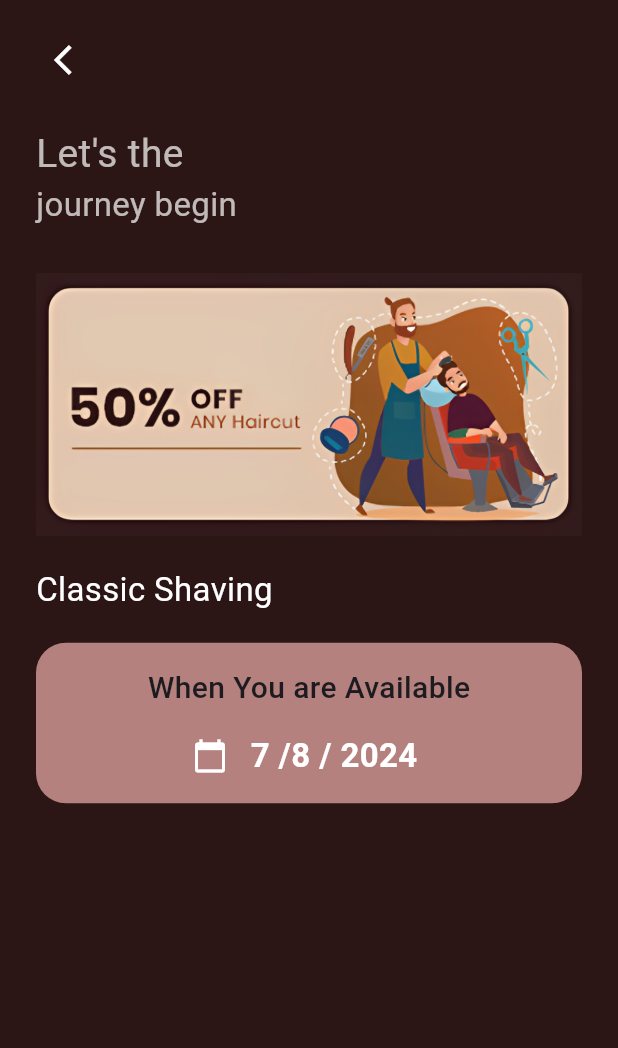
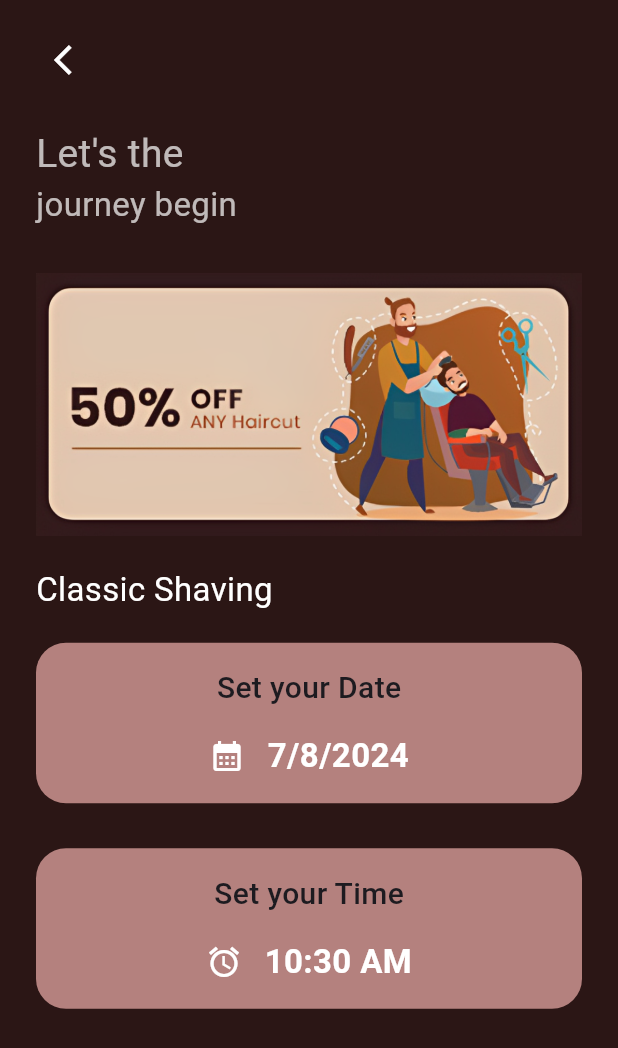
Before and after one commit to As-tra/barber_app, a Flutter app: the BookingView screen opened directly with sample values from the repository, on a phone screen of 412 x 824 dp. Shown: the top 1048 px of the screen. Run offline on Flutter 3.47's test engine with Material 3 defaults, Android fonts, the phone set to English and light mode, and no system bars; our stand-ins replace device_preview, go_router; missing offline and left inert: bottom_picker.

Commit message:
create custom date time picker & model

```diff
--- /dev/null
+++ b/lib/models/date_picker_model.dart
@@ -0,0 +1,13 @@
+import 'package:flutter/material.dart';
+
+class DatePickerModel {
+  final String title, text;
+  final IconData iconData;
+  final VoidCallback ontap;
+
+  DatePickerModel(
+      {required this.title,
+      required this.text,
+      required this.iconData,
+      required this.ontap});
+}
--- a/lib/views/widgets/booking_view_body.dart
+++ b/lib/views/widgets/booking_view_body.dart
@@ -1,7 +1,7 @@
 import 'package:barber_app/models/service_model.dart';
 import 'package:barber_app/utils/assets.dart';
 import 'package:barber_app/views/widgets/booking_view_app_bar.dart';
-import 'package:barber_app/views/widgets/date_shudler.dart';
+import 'package:barber_app/views/widgets/date_sheduler_group.dart';
 import 'package:flutter/material.dart';
 
 class BookingViewBody extends StatelessWidget {
@@ -42,7 +42,7 @@ class BookingViewBody extends StatelessWidget {
             ),
           ),
           const SizedBox(height: 20),
-          const  DateShudler(),
+          const DateShedulerGroup(),
         ],
       ),
     );
--- /dev/null
+++ b/lib/views/widgets/custom_date_time_picker.dart
@@ -0,0 +1,37 @@
+import 'package:flutter/material.dart';
+
+class CustomDateTimePicker extends StatelessWidget {
+  const CustomDateTimePicker(
+      {super.key,
+      required this.ontap,
+      required this.text,
+      required this.iconData});
+  final VoidCallback ontap;
+  final String text;
+  final IconData iconData;
+
+  @override
+  Widget build(BuildContext context) {
+    return GestureDetector(
+      onTap: ontap,
+      child: Row(
+        mainAxisAlignment: MainAxisAlignment.center,
+        children: [
+          Icon(
+            iconData,
+            color: Colors.white,
+          ),
+          const SizedBox(width: 15),
+          Text(
+            text,
+            style: const TextStyle(
+              fontSize: 22,
+              fontWeight: FontWeight.bold,
+              color: Colors.white,
+            ),
+          ),
+        ],
+      ),
+    );
+  }
+}
--- /dev/null
+++ b/lib/views/widgets/date_sheduler_group.dart
@@ -0,0 +1,80 @@
+import 'package:barber_app/constants.dart';
+import 'package:barber_app/models/date_picker_model.dart';
+import 'package:barber_app/views/widgets/date_shudler.dart';
+import 'package:bottom_picker/bottom_picker.dart';
+import 'package:flutter/material.dart';
+
+class DateShedulerGroup extends StatefulWidget {
+  const DateShedulerGroup({super.key});
+
+  @override
+  State<DateShedulerGroup> createState() => _DateShedulerGroupState();
+}
+
+class _DateShedulerGroupState extends State<DateShedulerGroup> {
+  Future<void> _selectDate() async {
+    BottomPicker.date(
+      pickerTitle: const Text(
+        'Set a date',
+        style: TextStyle(
+          fontWeight: FontWeight.bold,
+          fontSize: 15,
+          color: Colors.black,
+        ),
+      ),
+      onSubmit: (date) {
+        _currentDate = date;
+        setState(() {});
+      },
+      minDateTime: DateTime.now(),
+      maxDateTime: DateTime(2025),
+      initialDateTime: DateTime.now(),
+      buttonSingleColor: kSecondary,
+    ).show(context);
+  }
+
+  Future<void> _selectTime() async {
+    BottomPicker.time(
+      initialTime: Time.now(),
+      pickerTitle: const Text(
+        'Set a time',
+        style: TextStyle(
+          fontWeight: FontWeight.bold,
+          fontSize: 15,
+          color: Colors.black,
+        ),
+      ),
+      onSubmit: (time) {
+        _currentTime = TimeOfDay.fromDateTime(time);
+        setState(() {});
+      },
+      buttonSingleColor: kSecondary,
+    ).show(context);
+  }
+
+  DateTime _currentDate = DateTime.now();
+  TimeOfDay _currentTime = TimeOfDay.now();
+  @override
+  Widget build(BuildContext context) {
+    return Column(
+      children: [
+        DateShudler(
+          item: DatePickerModel(
+              title: 'Set your Date',
+              text:
+                  '${_currentDate.day}/${_currentDate.month}/${_currentDate.year}',
+              iconData: Icons.calendar_month,
+              ontap: _selectDate),
+        ),
+        const SizedBox(height: 30),
+        DateShudler(
+          item: DatePickerModel(
+              title: 'Set your Time',
+              text: _currentTime.format(context),
+              iconData: Icons.alarm,
+              ontap: _selectTime),
+        ),
+      ],
+    );
+  }
+}
--- a/lib/views/widgets/date_shudler.dart
+++ b/lib/views/widgets/date_shudler.dart
@@ -1,48 +1,11 @@
-import 'dart:async';
-
 import 'package:barber_app/constants.dart';
-import 'package:bottom_picker/bottom_picker.dart';
+import 'package:barber_app/models/date_picker_model.dart';
+import 'package:barber_app/views/widgets/custom_date_time_picker.dart';
 import 'package:flutter/material.dart';
 
-class DateShudler extends StatefulWidget {
-  const DateShudler({super.key});
-
-  @override
-  State<DateShudler> createState() => _DateShudlerState();
-}
-
-class _DateShudlerState extends State<DateShudler> {
-  Future<void> _selectDate() async {
-    // DateTime? pickedDate = await showDatePicker(
-    //   context: context,
-    //   firstDate: _currentDate,
-    //   lastDate: DateTime(2025),
-    // );
-    // if (pickedDate != null) {
-    //   _currentDate = pickedDate;
-    //   setState(() {});
-    // }
-    BottomPicker.dateTime(
-      pickerTitle: const Text(
-        'Your session will be',
-        style: TextStyle(
-          fontWeight: FontWeight.bold,
-          fontSize: 15,
-          color: Colors.black,
-        ),
-      ),
-      onSubmit: (date) {
-        _currentDate = date;
-        setState(() {});
-      },
-      minDateTime: DateTime.now(),
-      maxDateTime: DateTime(2025),
-      initialDateTime: DateTime.now(),
-      buttonSingleColor: kSecondary,
-    ).show(context);
-  }
-
-  DateTime _currentDate = DateTime.now();
+class DateShudler extends StatelessWidget {
+  const DateShudler({super.key, required this.item});
+  final DatePickerModel item;
 
   @override
   Widget build(BuildContext context) {
@@ -54,35 +17,19 @@ class _DateShudlerState extends State<DateShudler> {
       ),
       child: Column(
         children: [
-          const Text(
-            'When You are Available',
-            style: TextStyle(
+          Text(
+            item.title,
+            style: const TextStyle(
               fontSize: 20,
               fontWeight: FontWeight.w500,
             ),
           ),
           const SizedBox(height: 15),
-          GestureDetector(
-            onTap: () => _selectDate(),
-            child: Row(
-              mainAxisAlignment: MainAxisAlignment.center,
-              children: [
-                const Icon(
-                  Icons.calendar_today,
-                  color: Colors.white,
-                ),
-                const SizedBox(width: 15),
-                Text(
-                  '${_currentDate.day} /${_currentDate.month} / ${_currentDate.year} ',
-                  style: const TextStyle(
-                    fontSize: 22,
-                    fontWeight: FontWeight.bold,
-                    color: Colors.white,
-                  ),
-                ),
-              ],
-            ),
-          )
+          CustomDateTimePicker(
+            ontap: item.ontap,
+            text: item.text,
+            iconData: item.iconData,
+          ),
         ],
       ),
     );
```
